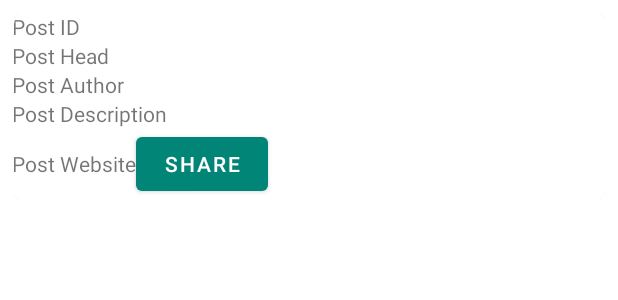
After one commit to Priyanka-Sachan/CampFlow, an Android app: the layout card_posts.xml on its own in the app's theme, with its tools: preview values and no code run, on a phone screen of 412 x 824 dp. The commit adds this screen. Shown: the top 300 px of the screen. Run offline under Robolectric (Android 15) with nearby library versions, the phone set to English and light mode, and no system bars.

Commit message:
Recycler View and Retrofit added in posts.

```diff
--- a/app/src/main/java/com/example/campflow/JsonInterface.java
+++ b/app/src/main/java/com/example/campflow/JsonInterface.java
@@ -2,6 +2,7 @@ package com.example.campflow;
 
 import com.example.campflow.ui.EventsNearMe.EventsNearMeClass;
 import com.example.campflow.ui.PoliciesForYou.PoliciesForYouClass;
+import com.example.campflow.ui.Posts.PostsClass;
 
 import java.util.ArrayList;
 
@@ -16,4 +17,7 @@ public interface JsonInterface {
     @GET("b/5eb433aaa47fdd6af15f3873")
     Call<ArrayList<PoliciesForYouClass>> getPolicies();
 
+    @GET("b/5eb4411b47a2266b14747ceb")
+    Call<ArrayList<PostsClass>> getPosts();
+
 }
--- /dev/null
+++ b/app/src/main/res/layout/card_posts.xml
@@ -0,0 +1,70 @@
+<?xml version="1.0" encoding="utf-8"?>
+<com.google.android.material.card.MaterialCardView xmlns:android="http://schemas.android.com/apk/res/android"
+    xmlns:app="http://schemas.android.com/apk/res-auto"
+    xmlns:tools="http://schemas.android.com/tools"
+    android:layout_width="match_parent"
+    android:layout_height="wrap_content"
+    android:layout_margin="8dp"
+    app:cardBackgroundColor="#ffffff"
+    app:cardCornerRadius="8dp"
+    app:strokeColor="#ffffff"
+    app:strokeWidth="1dp">
+
+    <LinearLayout
+        android:layout_width="match_parent"
+        android:layout_height="match_parent"
+        android:orientation="vertical">
+
+        <TextView
+            android:id="@+id/post_id"
+            android:layout_width="wrap_content"
+            android:layout_height="wrap_content"
+            tools:text="Post ID"/>
+        <TextView
+            android:id="@+id/post_head"
+            android:layout_width="wrap_content"
+            android:layout_height="wrap_content"
+            tools:text="Post Head"/>
+
+        <TextView
+            android:id="@+id/post_author"
+            android:layout_width="wrap_content"
+            android:layout_height="wrap_content"
+            tools:text="Post Author"/>
+
+        <TextView
+            android:id="@+id/post_description"
+            android:layout_width="wrap_content"
+            android:layout_height="wrap_content"
+            tools:text="Post Description"/>
+
+        <ImageView
+            android:id="@+id/post_image"
+            android:layout_width="wrap_content"
+            android:layout_height="wrap_content"
+            tools:text="Post Image"/>
+
+        <LinearLayout
+            android:layout_width="match_parent"
+            android:layout_height="wrap_content"
+            android:orientation="horizontal">
+
+            <!--event_web and event_interested would be converted to buttons and
+             SHARE will have multiple options-->
+
+            <TextView
+                android:id="@+id/post_web"
+                android:layout_width="wrap_content"
+                android:layout_height="wrap_content"
+                tools:text="Post Website"/>
+
+            <Button
+                android:text="SHARE"
+                android:layout_width="wrap_content"
+                android:layout_height="wrap_content"/>
+
+        </LinearLayout>
+
+    </LinearLayout>
+
+</com.google.android.material.card.MaterialCardView>
```
Also changed, not shown: app/src/main/java/com/example/campflow/ui/Posts/PostsAdapter.java (added, +92 -0 lines), app/src/main/java/com/example/campflow/ui/Posts/PostsClass.java (added, +67 -0 lines), app/src/main/java/com/example/campflow/ui/Posts/PostsFragment.java (+53 -14 lines), app/src/main/java/com/example/campflow/ui/Posts/PostsViewModel.java (deleted, +0 -19 lines), app/src/main/res/layout/fragment_posts.xml (+9 -12 lines).
